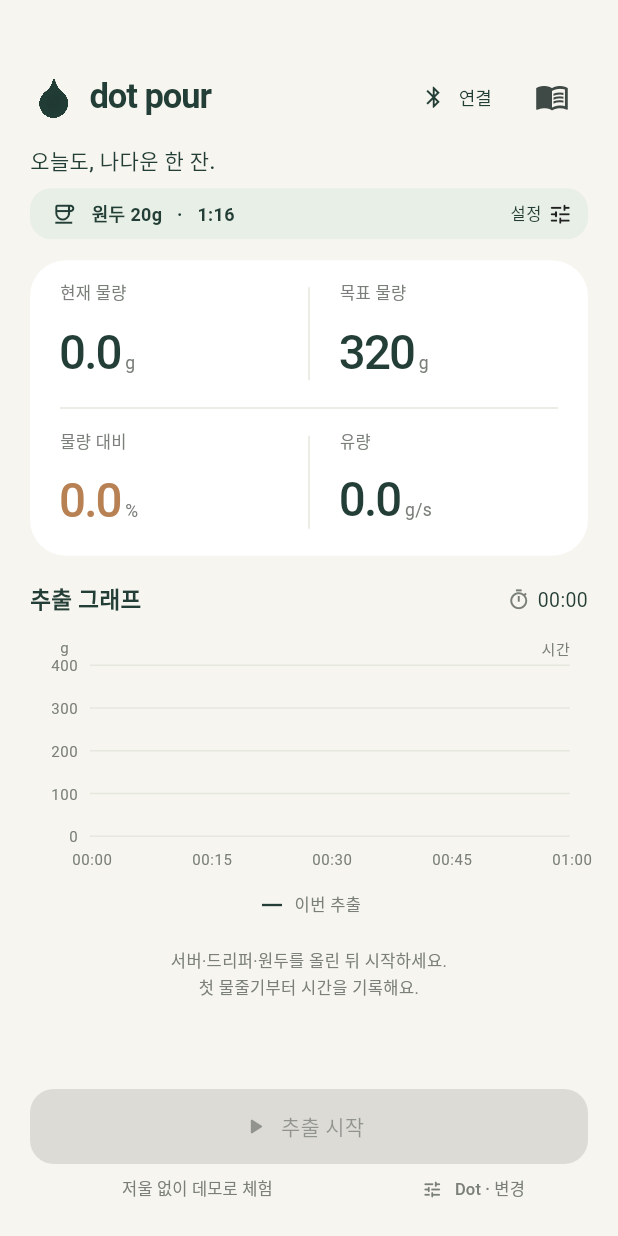
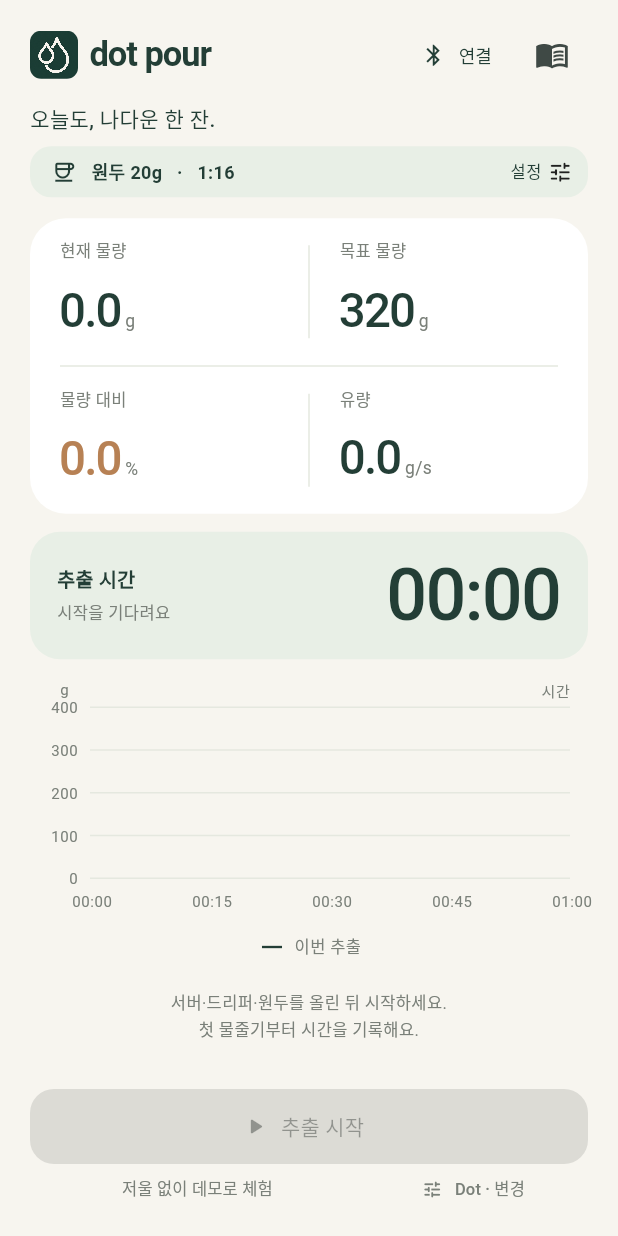
Before and after one commit to gomgoguma/dot-pour, a Flutter app: the screen it shows after launch, after a tap on "이 저울로 시작", on a phone screen of 412 x 824 dp. Run offline on Flutter 3.47's test engine with Material 3 defaults, Android fonts, the phone set to English and light mode, and no system bars; our stand-ins replace shared_preferences, wakelock_plus; missing offline and left inert: bluetooth_low_energy.

Commit message:
Refine double-droplet logo, enlarge timer and tolerate brief pour pauses

```diff
--- /dev/null
+++ b/assets/brand/generation-drops.txt
@@ -0,0 +1,22 @@
+Generated with the built-in image_gen tool; no API/CLI fallback.
+Final image: dot-pour-drops.png (opaque green background and off-white outlines).
+Reference: user's supplied small two-droplet outline image. App name remains Dot Pour.
+The earlier single-droplet asset is retained as a historical design.
+
+Initial prompt:
+Use case: logo-brand
+Asset type: replacement symbol for the Dot Pour coffee app; app name stays Dot Pour.
+Input image 1: visual reference only, the user's small white two-droplet outline mark on black. Reinterpret and clean up this visual idea into a production-quality high-resolution icon.
+Primary request: two overlapping upright water droplets drawn only with bold, smooth, rounded off-white outlines. A smaller droplet is in the front-left, a larger droplet is behind and to the right, extending lower. Preserve the reference's compact asymmetrical pairing and gently pointed tips; interrupt the larger drop's upper-left contour where the smaller drop overlaps it so the silhouettes remain clean. Both interiors stay empty and transparent. No filled droplet bodies.
+Style/medium: simple flat vector-like brand symbol, uniform substantial stroke thickness, rounded joins and stroke caps, very clean edges; legible at 24-32 pixels.
+Composition/framing: square canvas, the paired symbol centered, occupying roughly 78% of canvas height and 72% of width; balanced margins.
+Color palette: solid off-white strokes #F7F5EF. The mark will be displayed on the app's deep forest green #233E36 background, but do not bake a background into this asset.
+Scene/backdrop: truly transparent background with alpha, including both droplet interiors.
+Constraints: symbol only; no text, no name, no border, no additional droplets, no highlights, shading, gradient, shadow, 3D, photo texture, cup, coffee bean or watermark.
+
+Final cleanup/edit prompt:
+Use case: precise-object-edit
+Edit target: the supplied generated two-droplet logo.
+Keep exactly the composition and geometry of the two overlapping droplet OUTLINES: small in front-left, large behind-right, with the large contour interrupted behind the small one. Keep the rounded uniform off-white strokes.
+Required correction: make this a completely CLEAN flat icon. Remove every stray white fleck, speckle, ragged halo, mottled patch and transparency artifact inside the droplets and outside the strokes. Only the TWO smooth continuous outline strokes should be off-white #F7F5EF. All other pixels, including BOTH droplet interiors, all gaps and the entire square background, must be a perfectly uniform solid deep forest green #233E36. The background is intentionally OPAQUE now. No gradient, no texture, no shading, no shadow, no grain. Do not retain any noise from the source.
+High-resolution square production app icon. Balanced margin around the pair, no text or border.
--- a/lib/main.dart
+++ b/lib/main.dart
@@ -4,6 +4,7 @@ import 'package:shared_preferences/shared_preferences.dart';
 import 'brew_controller.dart';
 import 'brew_session.dart';
 import 'ui/brew_chart.dart';
+import 'ui/brew_timer.dart';
 import 'ui/brand_mark.dart';
 import 'ui/brew_settings.dart';
 import 'ui/device_picker.dart';
@@ -341,6 +342,7 @@ class _BrewScreenState extends State<BrewScreen> {
                       ],
                     ),
                     const SizedBox(height: 8),
+                    if (!brew.active) ...[
                       Text(
                         status,
                         style: const TextStyle(
@@ -349,6 +351,7 @@ class _BrewScreenState extends State<BrewScreen> {
                         ),
                       ),
                       const SizedBox(height: 8),
+                    ],
                     InkWell(
                       onTap: c.setup ? _settings : null,
                       borderRadius: BorderRadius.circular(14),
@@ -487,27 +490,13 @@ class _BrewScreenState extends State<BrewScreen> {
                         ],
                       ),
                     ),
-                    const SizedBox(height: 18),
-                    SectionLabel(
-                      '추출 그래프',
-                      trailing: Row(
-                        children: [
-                          const Icon(
-                            Icons.timer_outlined,
-                            size: 15,
-                            color: muted,
+                    const SizedBox(height: 12),
+                    BrewTimer(
+                      seconds: brew.seconds,
+                      phase: brew.phase,
+                      reached: brew.reached,
                     ),
-                          const SizedBox(width: 5),
-                          Text(
-                            clockText(brew.seconds),
-                            style: const TextStyle(
-                              fontSize: 13,
-                              fontFeatures: [FontFeature.tabularFigures()],
-                            ),
-                          ),
-                        ],
-                      ),
-                    ),
+                    const SizedBox(height: 14),
                     BrewChart(
                       points: brew.points,
                       reference: c.reference,
--- a/lib/recipe.dart
+++ b/lib/recipe.dart
@@ -227,8 +227,12 @@ class BrewRecipe {
     return recipe;
   }
 
-  /// Segment a recorded curve into pours. Two seconds without positive mass
-  /// increase separates pours; the original trace remains the replay authority.
+  /// A brief repositioning or interruption belongs to the same pour. Only five
+  /// seconds without a qualifying mass increase separates pours. Internal pauses
+  /// stay in that pour's duration; trailing drawdown stays out. The original trace
+  /// remains the replay authority.
+  static const pourSeparationSeconds = 5.0;
+
   static List<PourStep> inferPours(List<BrewPoint> points) {
     final result = <PourStep>[];
     BrewPoint? begin, lastIncrease;
@@ -254,13 +258,14 @@ class BrewRecipe {
       if (dt > 0 &&
           b.grams - a.grams >= 0.1 &&
           (b.grams - a.grams) / dt >= 0.5) {
-        if (lastIncrease != null && a.seconds - lastIncrease!.seconds >= 2) {
+        if (lastIncrease != null &&
+            a.seconds - lastIncrease!.seconds >= pourSeparationSeconds) {
           flush();
         }
         begin ??= a;
         lastIncrease = b;
       } else if (lastIncrease != null &&
-          b.seconds - lastIncrease!.seconds >= 2) {
+          b.seconds - lastIncrease!.seconds >= pourSeparationSeconds) {
         flush();
       }
     }
--- a/lib/ui/brand_mark.dart
+++ b/lib/ui/brand_mark.dart
@@ -4,11 +4,14 @@ class BrandMark extends StatelessWidget {
   final double size;
   const BrandMark({super.key, this.size = 32});
   @override
-  Widget build(BuildContext context) => Image.asset(
-    'assets/brand/dot-pour-drop.png',
-    width: size,
-    height: size,
-    filterQuality: FilterQuality.high,
-    semanticLabel: 'Dot Pour 물방울 로고',
+  Widget build(BuildContext context) => ClipRRect(
+    borderRadius: BorderRadius.circular(size * 0.23),
+    child: Image.asset(
+      'assets/brand/dot-pour-drops.png',
+      width: size,
+      height: size,
+      filterQuality: FilterQuality.high,
+      semanticLabel: 'Dot Pour 두 물방울 로고',
+    ),
   );
 }
--- /dev/null
+++ b/lib/ui/brew_timer.dart
@@ -0,0 +1,77 @@
+import 'package:flutter/material.dart';
+import '../brew_session.dart';
+import 'style.dart';
+
+class BrewTimer extends StatelessWidget {
+  final double seconds;
+  final BrewPhase phase;
+  final bool reached;
+  const BrewTimer({
+    super.key,
+    required this.seconds,
+    required this.phase,
+    required this.reached,
+  });
+
+  @override
+  Widget build(BuildContext context) {
+    final status = switch (phase) {
+      BrewPhase.setup => '시작을 기다려요',
+      BrewPhase.ready => '첫 물줄기 대기',
+      BrewPhase.pouring => reached ? '목표 물량 도달' : '추출 중',
+      BrewPhase.finished => '추출 완료',
+      BrewPhase.interrupted => '추출 중단',
+    };
+    return Semantics(
+      label: '추출 시간 ${clockText(seconds)}, $status',
+      excludeSemantics: true,
+      child: Container(
+        padding: const EdgeInsets.symmetric(horizontal: 18, vertical: 8),
+        decoration: BoxDecoration(
+          color: mint,
+          borderRadius: BorderRadius.circular(20),
+        ),
+        child: Row(
+          children: [
+            Expanded(
+              flex: 5,
+              child: Column(
+                crossAxisAlignment: CrossAxisAlignment.start,
+                children: [
+                  const Text(
+                    '추출 시간',
+                    style: TextStyle(fontSize: 13, fontWeight: FontWeight.w600),
+                  ),
+                  const SizedBox(height: 4),
+                  Text(
+                    status,
+                    style: const TextStyle(fontSize: 11, color: muted),
+                  ),
+                ],
+              ),
+            ),
+            const SizedBox(width: 12),
+            Expanded(
+              flex: 6,
+              child: FittedBox(
+                fit: BoxFit.scaleDown,
+                alignment: Alignment.centerRight,
+                child: Text(
+                  clockText(seconds),
+                  key: const Key('brew-elapsed'),
+                  style: const TextStyle(
+                    fontSize: 48,
+                    fontWeight: FontWeight.w500,
+                    letterSpacing: -1.2,
+                    color: ink,
+                    fontFeatures: [FontFeature.tabularFigures()],
+                  ),
+                ),
+              ),
+            ),
+          ],
+        ),
+      ),
+    );
+  }
+}
--- a/pubspec.yaml
+++ b/pubspec.yaml
@@ -16,7 +16,7 @@ publish_to: 'none' # Remove this line if you wish to publish to pub.dev
 # https://developer.apple.com/library/archive/documentation/General/Reference/InfoPlistKeyReference/Articles/CoreFoundationKeys.html
 # In Windows, build-name is used as the major, minor, and patch parts
 # of the product and file versions while build-number is used as the build suffix.
-version: 0.3.0+3
+version: 0.3.1+4
 
 environment:
   sdk: ^3.7.2
@@ -60,7 +60,7 @@ flutter:
   # the material Icons class.
   uses-material-design: true
   assets:
-    - assets/brand/dot-pour-drop.png
+    - assets/brand/dot-pour-drops.png
 
   # To add assets to your application, add an assets section, like this:
   # assets:
```
Also changed, not shown: assets/brand/dot-pour-drops.png (added), 30 other files. Lines whose indentation alone changed are shown as unchanged.
